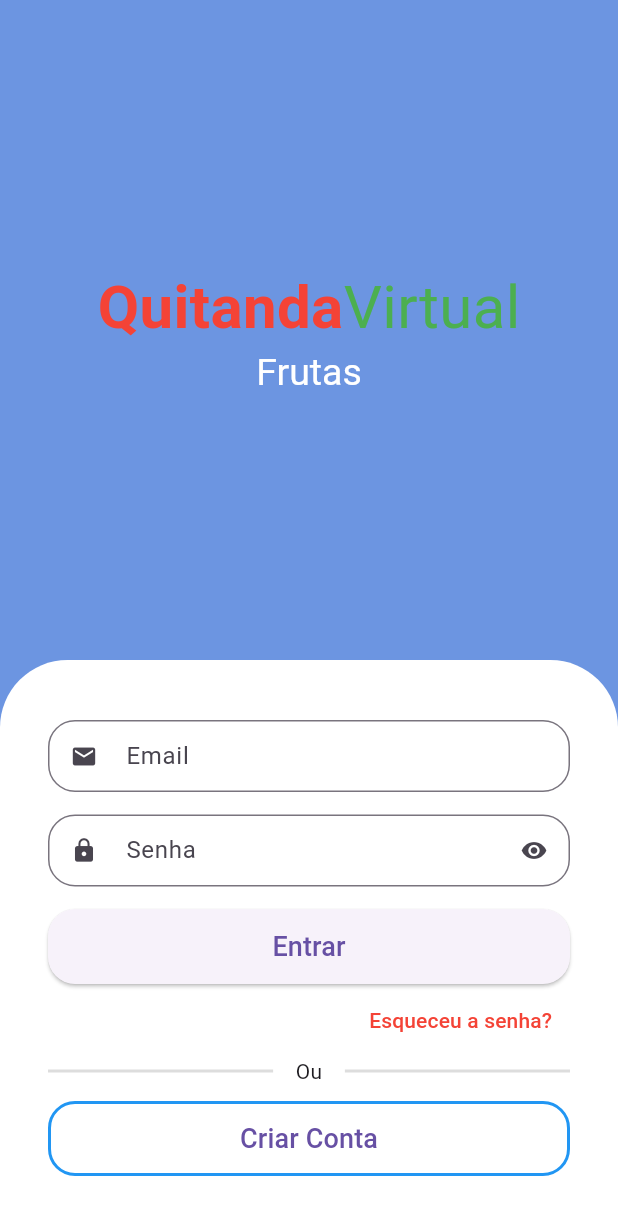
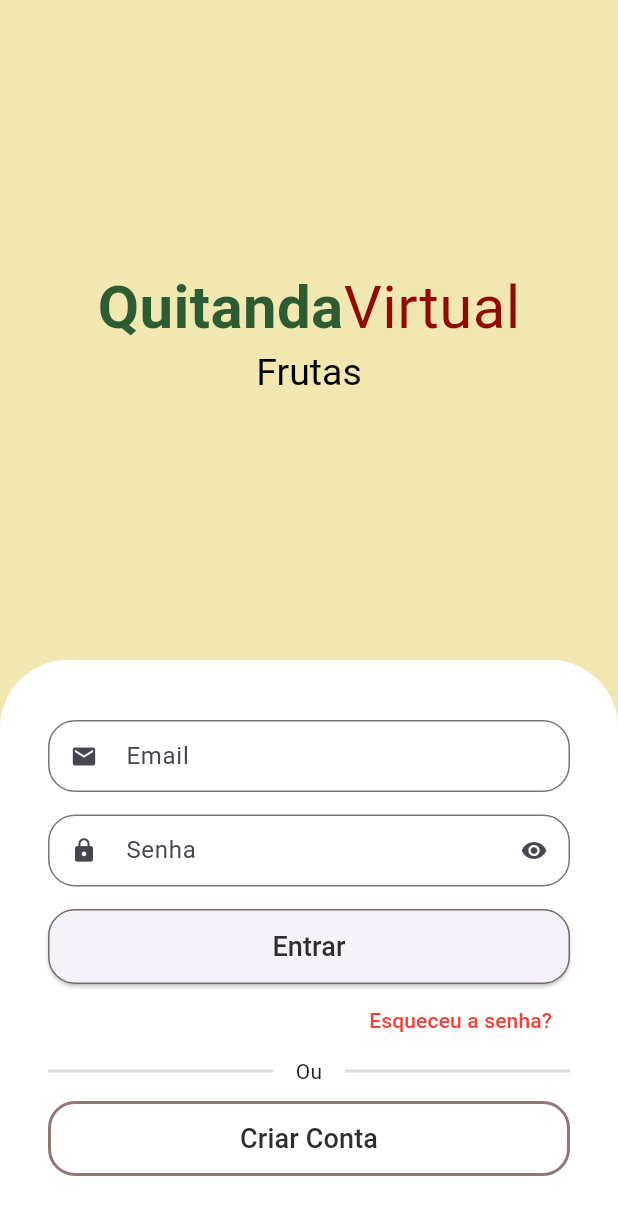
Before and after one commit to GabrielsFelix-utp/flutter_application_1, a Flutter app: the screen it shows after launch, on a phone screen of 412 x 824 dp. Shown: the top 1215 px of the screen. Run offline on Flutter 3.47's test engine with Material 3 defaults, Android fonts, the phone set to English and light mode, and no system bars; drawn by our look-alikes of animated_text_kit.

Commit message:
Mudança_de_cor

```diff
--- /dev/null
+++ b/lib/src/auth/config/custom_colors.dart
@@ -0,0 +1,12 @@
+import 'package:flutter/material.dart';
+
+Map<int, Color> _swatchOpacity = {
+  900: const Color.fromARGB(255, 255, 254, 167),
+};
+
+abstract class CustomColors {
+  static Color customContrastColor = Colors.red.shade800;
+
+  static MaterialColor customSwatchColor =
+      MaterialColor(0xFF8BC34A, _swatchOpacity);
+}
--- a/lib/src/auth/sign_in_screen.dart
+++ b/lib/src/auth/sign_in_screen.dart
@@ -1,6 +1,7 @@
 import 'package:animated_text_kit/animated_text_kit.dart';
 import 'package:flutter/material.dart';
 import 'package:flutter_application_1/src/auth/components/custom_text_field.dart';
+import 'package:flutter_application_1/src/auth/config/custom_colors.dart';
 
 class SignInScreen extends StatelessWidget {
   // ignore: use_super_parameters
@@ -9,7 +10,7 @@ class SignInScreen extends StatelessWidget {
   @override
   Widget build(BuildContext context) {
     return Scaffold(
-      backgroundColor: const Color.fromARGB(255, 108, 149, 225),
+      backgroundColor: const Color.fromARGB(255, 241, 231, 177),
       body: Column(
         children: [
           // ignore: prefer_const_constructors
@@ -18,7 +19,7 @@ class SignInScreen extends StatelessWidget {
             child: Column(
               mainAxisAlignment: MainAxisAlignment.center,
               children: [
-                //Nome do
+                //Nome do app
                 const Text.rich(
                   TextSpan(
                     style: TextStyle(
@@ -28,14 +29,14 @@ class SignInScreen extends StatelessWidget {
                       TextSpan(
                         text: 'Quitanda',
                         style: TextStyle(
-                          color: Colors.red,
+                          color: Color.fromARGB(255, 46, 92, 50),
                           fontWeight: FontWeight.bold,
                         ),
                       ),
                       TextSpan(
                         text: 'Virtual',
                         style: TextStyle(
-                          color: Colors.green,
+                          color: Color.fromARGB(255, 145, 10, 0),
                         ),
                       ),
                     ],
@@ -46,8 +47,9 @@ class SignInScreen extends StatelessWidget {
                 SizedBox(
                   height: 30,
                   child: DefaultTextStyle(
-                    style: const TextStyle(
+                    style: TextStyle(
                       fontSize: 25,
+                      color: Color.fromARGB(255, 0, 0, 0),
                     ),
                     child: AnimatedTextKit(
                       pause: Duration.zero,
@@ -105,14 +107,15 @@ class SignInScreen extends StatelessWidget {
                   child: ElevatedButton(
                     style: ElevatedButton.styleFrom(
                         shape: RoundedRectangleBorder(
-                      borderRadius: BorderRadius.circular(18),
-                    )),
+                          borderRadius: BorderRadius.circular(18),
+                        ),
+                        side: const BorderSide(
+                            color: Color.fromARGB(255, 117, 107, 107))),
                     onPressed: () {},
                     child: const Text(
                       'Entrar',
                       style: TextStyle(
-                        fontSize: 18,
-                      ),
+                          fontSize: 18, color: Color.fromARGB(255, 46, 46, 46)),
                     ),
                   ),
                 ),
@@ -164,13 +167,14 @@ class SignInScreen extends StatelessWidget {
                       ),
                       side: const BorderSide(
                         width: 2,
-                        color: Colors.blue,
+                        color: Color.fromARGB(255, 145, 119, 119),
                       ),
                     ),
                     onPressed: () {},
                     child: const Text(
                       'Criar Conta',
                       style: TextStyle(
+                        color: Color.fromARGB(255, 46, 46, 46),
                         fontSize: 18,
                       ),
                     ),
```
